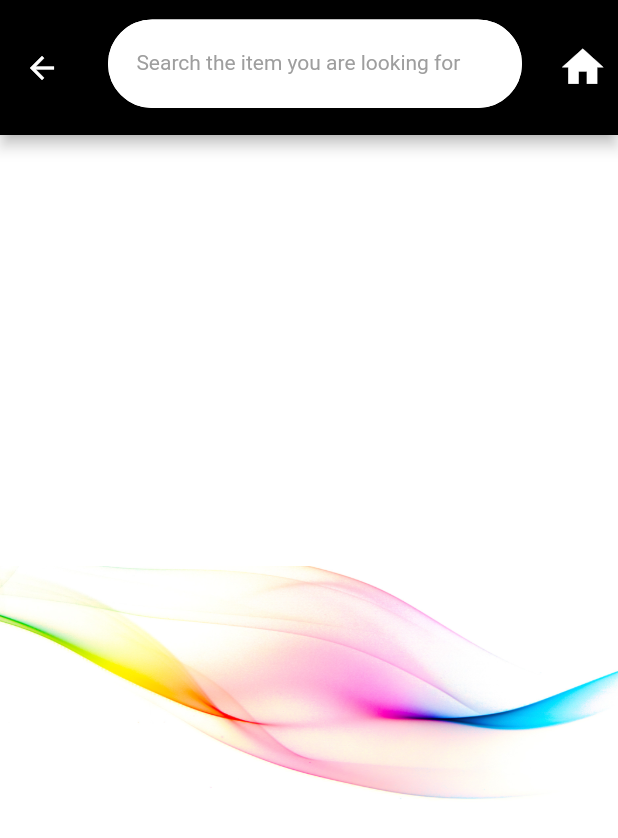
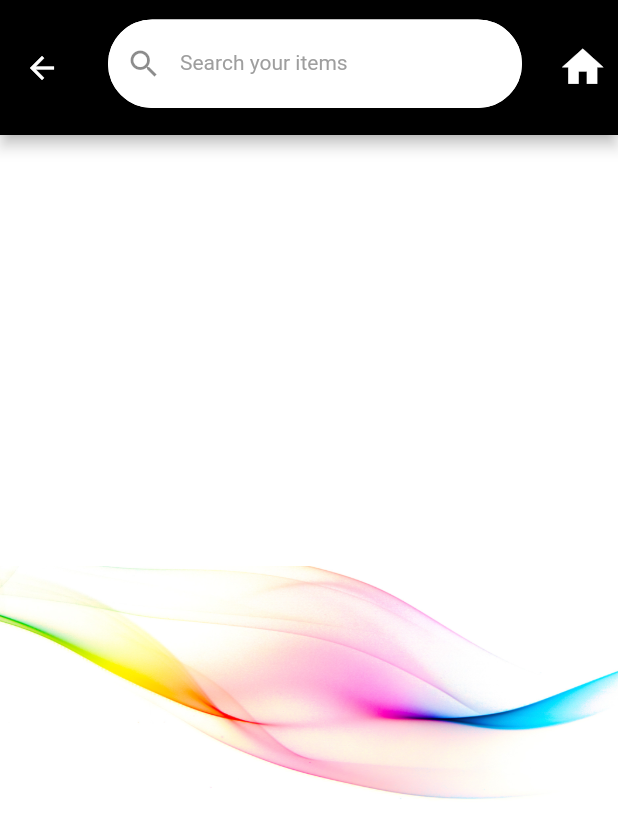
Before and after one commit to Shivang211/Orbital, a Flutter app: the Homepage screen opened directly, after a tap on "My Items", on a phone screen of 412 x 824 dp. Shown: the top 838 px of the screen. Run offline on Flutter 3.47's test engine with Material 2 defaults, Android fonts, the light colour scheme and no system bars; our stand-ins replace animated_background, cloud_firestore, confetti, dio, firebase_auth, firebase_core and 6 more; accounts and stored records are empty.

Commit message:
new commit

```diff
--- a/lib/screens/MyAccount.dart
+++ b/lib/screens/MyAccount.dart
@@ -213,12 +213,12 @@ class _HomepageState extends State<Homepage> {
                   Padding(
                     padding: EdgeInsets.fromLTRB(135, 68, 15, 20),
                     child: IconButton(
-                      icon: Icon(Icons.settings, size: 33, color: Colors.grey),
+                      icon: Icon(Icons.delete, size: 33, color: Colors.grey),
                       onPressed: () {
-                        Navigator.push(
-                          context,
-                          MaterialPageRoute(builder: (context) => Setting()),
-                        );
+                        // Navigator.push(
+                        //   context,
+                        //   MaterialPageRoute(builder: (context) => Setting()),
+                        // );
                       },
                     ),
                   ),
--- a/lib/screens/MyMatches.dart
+++ b/lib/screens/MyMatches.dart
@@ -19,17 +19,6 @@ class MyMatches extends StatefulWidget {
 class _MyMatchesState extends State<MyMatches> {
   String name = "";
 
-  // var userId;
-  // String getId() {
-  //   if (Register.userUid != null) {
-  //     userId = Register.userUid;
-  //     return userId;
-  //   } else {
-  //     userId = Login.useruid;
-  //     return userId;
-  //   }
-  // }
-
   static late String id;
   @override
   Widget build(BuildContext context) {
@@ -47,6 +36,7 @@ class _MyMatchesState extends State<MyMatches> {
               ),
               cursorColor: Colors.white,
               decoration: InputDecoration(
+                prefixIcon: Icon(Icons.search),
                 enabledBorder: OutlineInputBorder(
                   borderSide: BorderSide(
                     color: Colors.white,
@@ -56,7 +46,7 @@ class _MyMatchesState extends State<MyMatches> {
                 fillColor: Colors.white,
                 filled: true,
                 hintText: "Search",
-                labelText: "  Search the item you are looking for",
+                labelText: "Search your items",
                 labelStyle: TextStyle(color: Colors.grey, fontSize: 14),
                 hintStyle: TextStyle(
                   color: Colors.grey,
@@ -123,36 +113,6 @@ class _MyMatchesState extends State<MyMatches> {
                             },
                             child: Text(data['item_name']),
                           )
-                          // Card(
-                          //   child: Row(
-                          //     children: <Widget>[
-                          //       MaterialButton(
-                          //         child: Text(
-                          //           data['item_name'],
-                          //           style: TextStyle(
-                          //             fontWeight: FontWeight.w700,
-                          //             fontSize: 20,
-                          //           ),
-                          //         ),
-                          //         onPressed: () {
-                          //     showDialog(
-                          //       context: context,
-                          //       builder: (BuildContext context) =>
-                          //           _buildPopupDialog(context, data),
-                          //     );
-                          //   },
-                          // ),
-                          //       SizedBox(width: 25, height: 100),
-                          //       Text(
-                          //         data['description'],
-                          //         style: TextStyle(
-                          //           fontWeight: FontWeight.w700,
-                          //           fontSize: 20,
-                          //         ),
-                          //       ),
-                          //     ],
-                          //   ),
-                          // )
                         ]);
                       },
                     );
```
